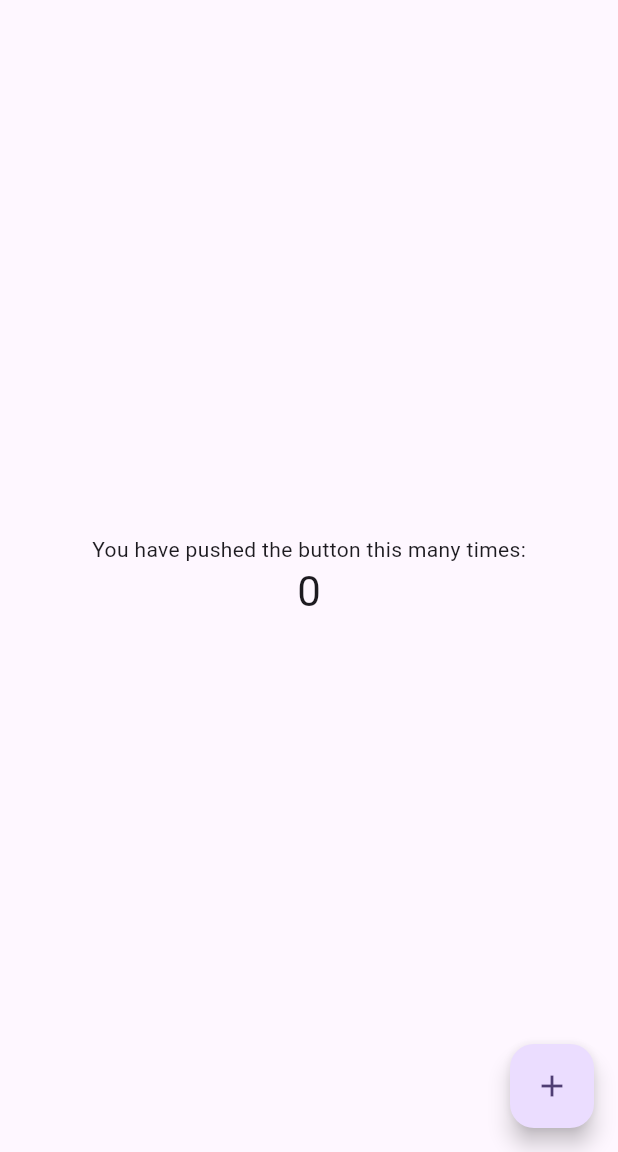
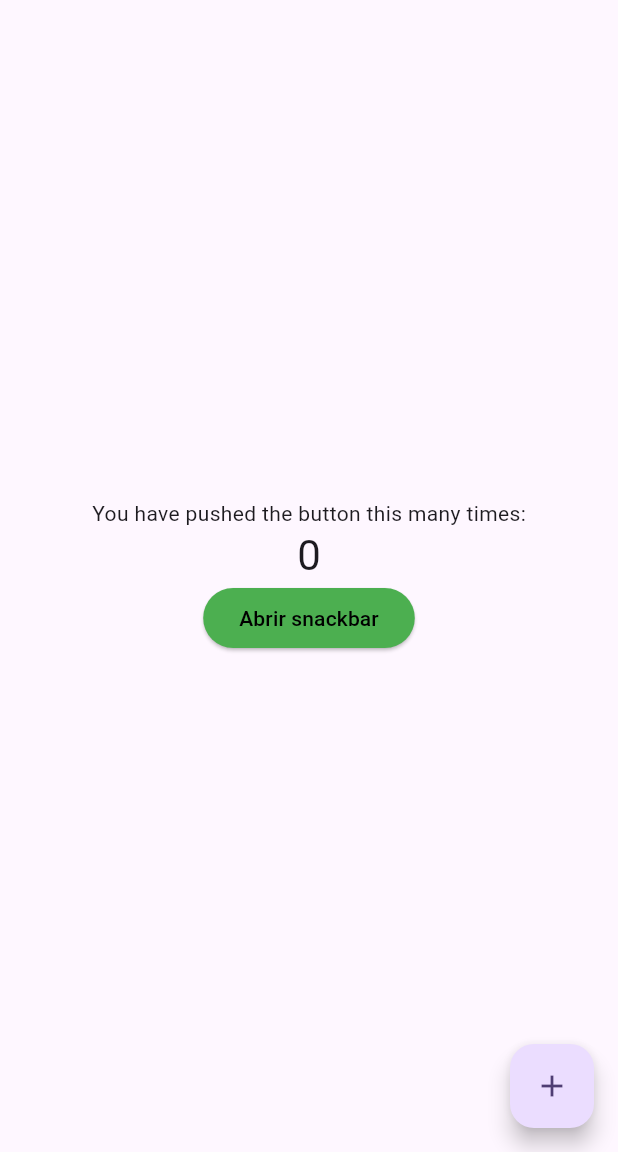
Before and after one commit to J4ngel/cat_app_design_system_flutter, a Flutter app: the screen it shows after launch, on a phone screen of 412 x 824 dp, the part 84-1236 px from its top. Run offline on Flutter 3.47's test engine with Material 2 defaults, Android fonts, the phone set to English and light mode, and no system bars.

Commit message:
feat: Add InitialButton implementation in Demo

```diff
--- a/demo/lib/main.dart
+++ b/demo/lib/main.dart
@@ -1,3 +1,4 @@
+import 'package:cat_app_design_system_flutter/atoms/atoms.dart';
 import 'package:flutter/material.dart';
 
 void main() {
@@ -7,27 +8,12 @@ void main() {
 class MyApp extends StatelessWidget {
   const MyApp({super.key});
 
-  // This widget is the root of your application.
   @override
   Widget build(BuildContext context) {
     return MaterialApp(
       title: 'Flutter Demo',
       theme: ThemeData(
-        // This is the theme of your application.
-        //
-        // TRY THIS: Try running your application with "flutter run". You'll see
-        // the application has a blue toolbar. Then, without quitting the app,
-        // try changing the seedColor in the colorScheme below to Colors.green
-        // and then invoke "hot reload" (save your changes or press the "hot
-        // reload" button in a Flutter-supported IDE, or press "r" if you used
-        // the command line to start the app).
-        //
-        // Notice that the counter didn't reset back to zero; the application
-        // state is not lost during the reload. To reset the state, use hot
-        // restart instead.
-        //
-        // This works for code too, not just values: Most code changes can be
-        // tested with just a hot reload.
+
         colorScheme: ColorScheme.fromSeed(seedColor: Colors.deepPurple),
         useMaterial3: true,
       ),
@@ -38,15 +24,6 @@ class MyApp extends StatelessWidget {
 
 class MyHomePage extends StatefulWidget {
   const MyHomePage({super.key, required this.title});
-
-  // This widget is the home page of your application. It is stateful, meaning
-  // that it has a State object (defined below) that contains fields that affect
-  // how it looks.
-
-  // This class is the configuration for the state. It holds the values (in this
-  // case the title) provided by the parent (in this case the App widget) and
-  // used by the build method of the State. Fields in a Widget subclass are
-  // always marked "final".
 
   final String title;
 
@@ -59,50 +36,23 @@ class _MyHomePageState extends State<MyHomePage> {
 
   void _incrementCounter() {
     setState(() {
-      // This call to setState tells the Flutter framework that something has
-      // changed in this State, which causes it to rerun the build method below
-      // so that the display can reflect the updated values. If we changed
-      // _counter without calling setState(), then the build method would not be
-      // called again, and so nothing would appear to happen.
+
       _counter++;
     });
   }
 
   @override
   Widget build(BuildContext context) {
-    // This method is rerun every time setState is called, for instance as done
-    // by the _incrementCounter method above.
-    //
-    // The Flutter framework has been optimized to make rerunning build methods
-    // fast, so that you can just rebuild anything that needs updating rather
-    // than having to individually change instances of widgets.
+
     return Scaffold(
       appBar: AppBar(
-        // TRY THIS: Try changing the color here to a specific color (to
-        // Colors.amber, perhaps?) and trigger a hot reload to see the AppBar
-        // change color while the other colors stay the same.
         backgroundColor: Theme.of(context).colorScheme.inversePrimary,
-        // Here we take the value from the MyHomePage object that was created by
-        // the App.build method, and use it to set our appbar title.
+
         title: Text(widget.title),
       ),
       body: Center(
-        // Center is a layout widget. It takes a single child and positions it
-        // in the middle of the parent.
         child: Column(
-          // Column is also a layout widget. It takes a list of children and
-          // arranges them vertically. By default, it sizes itself to fit its
-          // children horizontally, and tries to be as tall as its parent.
-          //
-          // Column has various properties to control how it sizes itself and
-          // how it positions its children. Here we use mainAxisAlignment to
-          // center the children vertically; the main axis here is the vertical
-          // axis because Columns are vertical (the cross axis would be
-          // horizontal).
-          //
-          // TRY THIS: Invoke "debug painting" (choose the "Toggle Debug Paint"
-          // action in the IDE, or press "p" in the console), to see the
-          // wireframe for each widget.
+
           mainAxisAlignment: MainAxisAlignment.center,
           children: <Widget>[
             const Text(
@@ -112,6 +62,9 @@ class _MyHomePageState extends State<MyHomePage> {
               '$_counter',
               style: Theme.of(context).textTheme.headlineMedium,
             ),
+            InitialButton(onPressed: (){
+              ScaffoldMessenger.of(context).showSnackBar(const SnackBar(content: Text("Hola mundo")));
+            }, text: "Abrir snackbar")
           ],
         ),
       ),
```
